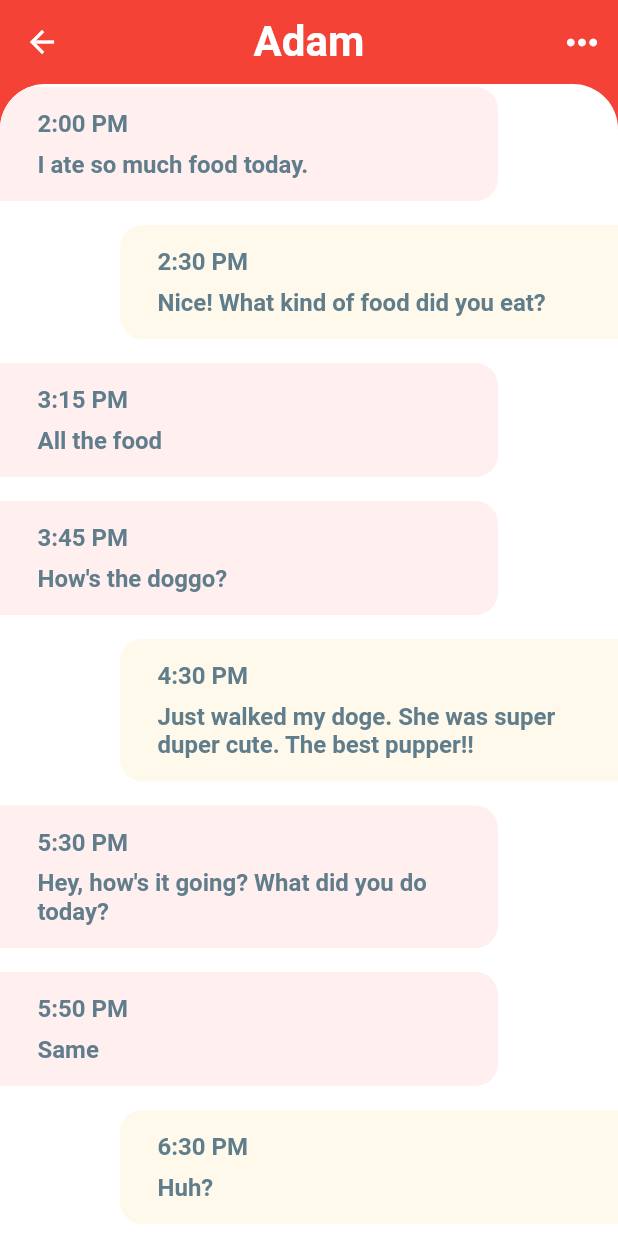
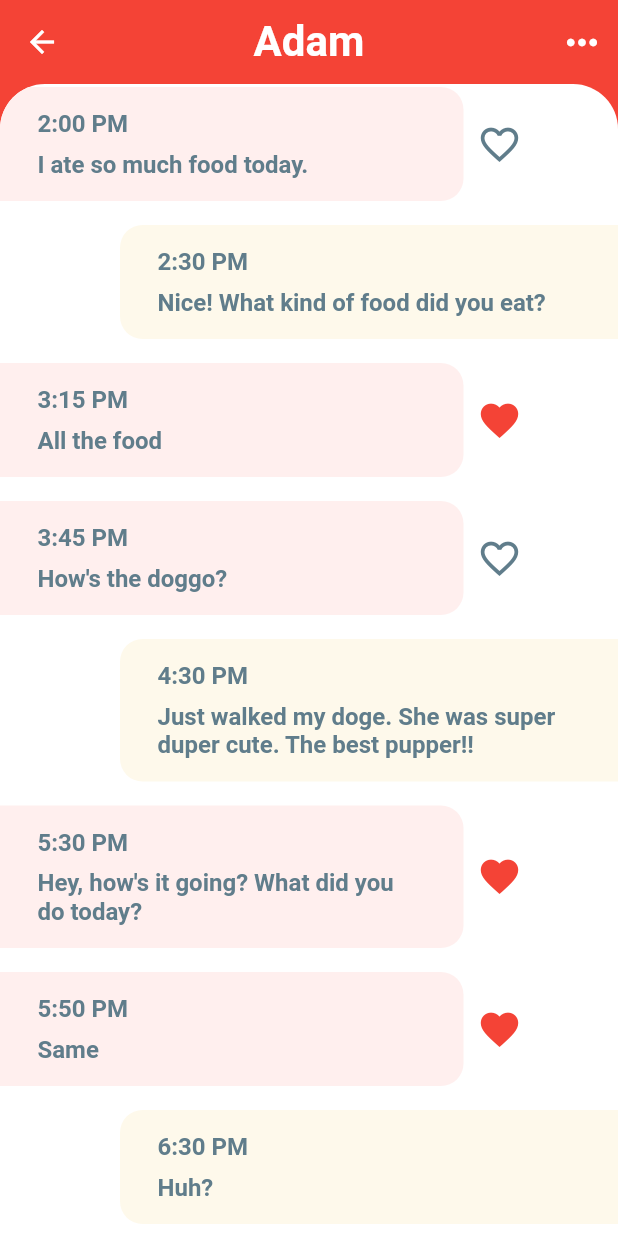
Before and after one commit to MatthieuNadeau96/flutter_chat, a Flutter app: the screen it shows after launch, after a tap on "Adam", on a phone screen of 412 x 824 dp. Run offline on Flutter 3.47's test engine with Material 2 defaults, Android fonts, the phone set to English and light mode, and no system bars.

Commit message:
added heart icon button to the messages list

```diff
--- a/lib/screens/chat_screen.dart
+++ b/lib/screens/chat_screen.dart
@@ -13,7 +13,7 @@ class ChatScreen extends StatefulWidget {
 
 class _ChatScreenState extends State<ChatScreen> {
   _buildMessage(Message message, bool isMe) {
-    return Container(
+    final Container msg = Container(
       margin: isMe
           ? EdgeInsets.only(
               top: 8.0,
@@ -23,9 +23,9 @@ class _ChatScreenState extends State<ChatScreen> {
           : EdgeInsets.only(
               top: 8.0,
               bottom: 8.0,
-              right: 80.0,
             ),
       padding: EdgeInsets.symmetric(horizontal: 25.0, vertical: 15.0),
+      width: MediaQuery.of(context).size.width * 0.75,
       decoration: BoxDecoration(
         color: isMe ? Theme.of(context).accentColor : Color(0XFFFFEFEE),
         borderRadius: isMe
@@ -62,6 +62,24 @@ class _ChatScreenState extends State<ChatScreen> {
           ),
         ],
       ),
+    );
+    if (isMe) {
+      return msg;
+    }
+    return Row(
+      children: <Widget>[
+        msg,
+        IconButton(
+          icon: message.isLiked
+              ? Icon(Icons.favorite)
+              : Icon(Icons.favorite_border),
+          iconSize: 30.0,
+          color: message.isLiked
+              ? Theme.of(context).primaryColor
+              : Colors.blueGrey,
+          onPressed: () {},
+        ),
+      ],
     );
   }
 
```
